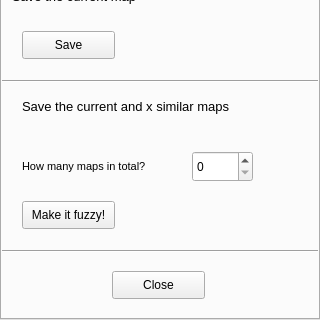
Qt form forms/widgetlandmark.ui (JuPedSim/jpseditor) before a commit; both pictures show x 0 to 320 and y 325 to 645 of the 320 by 645 pixel window.
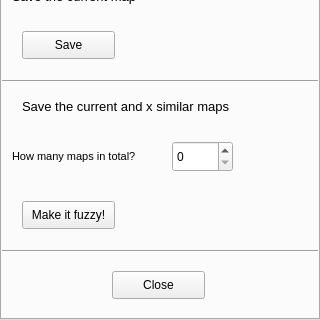
The same form after that commit.

```diff
--- a/forms/widgetlandmark.ui
+++ b/forms/widgetlandmark.ui
@@ -167,8 +167,8 @@
    <widget class="QSpinBox" name="spinBox_numberMaps">
     <property name="geometry">
      <rect>
-      <x>190</x>
-      <y>450</y>
+      <x>170</x>
+      <y>440</y>
       <width>61</width>
       <height>31</height>
      </rect>
@@ -177,8 +177,8 @@
    <widget class="QLabel" name="label_7">
     <property name="geometry">
      <rect>
-      <x>20</x>
-      <y>450</y>
+      <x>10</x>
+      <y>440</y>
       <width>151</width>
       <height>31</height>
      </rect>
```
